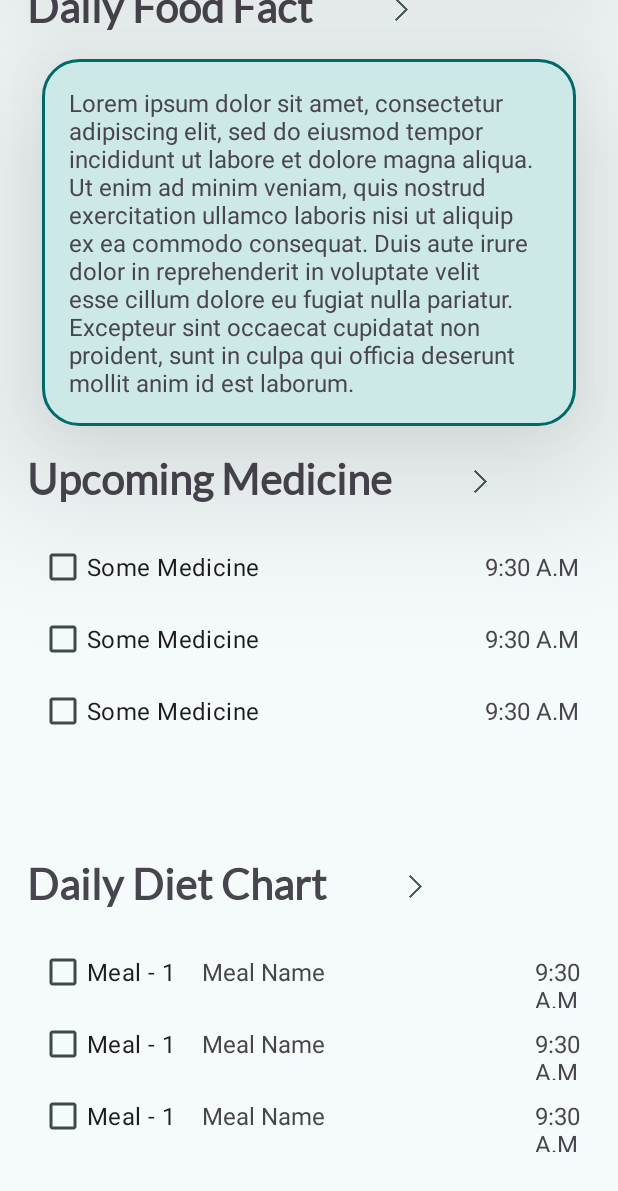
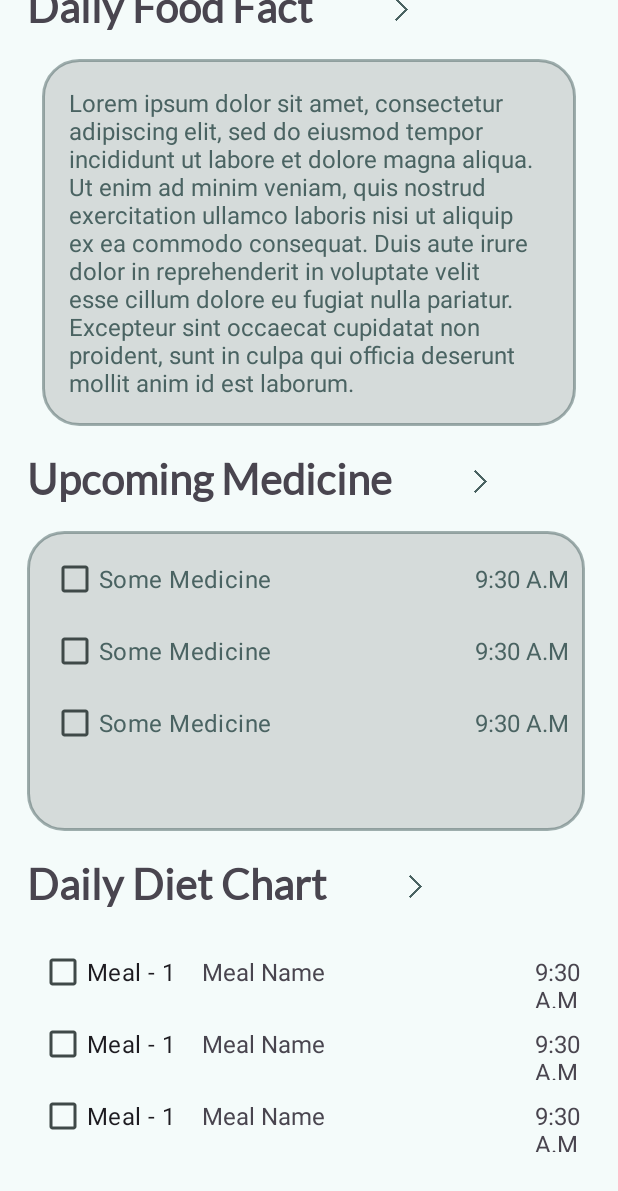
Before and after one commit to Sahil-Mandal15/MedMate, an Android app: the layout fragment_home_screen.xml on its own in the app's theme, with its tools: preview values and no code run, scrolled down 270 dp, on a phone screen of 412 x 824 dp. Shown: the top 1191 px of the screen. Run offline under Robolectric (Android 15) with nearby library versions, the phone set to English and light mode, and no system bars; network calls fail.

Commit message:
random updates

```diff
--- a/app/src/main/res/drawable/circle_background.xml
+++ /dev/null
@@ -1,8 +0,0 @@
-<?xml version="1.0" encoding="utf-8"?>
-<shape xmlns:android="http://schemas.android.com/apk/res/android">
-
-    <solid android:color="@color/md_theme_secondaryContainer"/>
-    <corners android:radius="24dp"/>
-    <stroke android:width="2dp" android:color="@color/md_theme_primary"/>
-
-</shape>
--- /dev/null
+++ b/app/src/main/res/drawable/primary_circle_background.xml
@@ -0,0 +1,8 @@
+<?xml version="1.0" encoding="utf-8"?>
+<shape xmlns:android="http://schemas.android.com/apk/res/android">
+
+    <solid android:color="@color/md_theme_tertiaryContainer"/>
+    <corners android:radius="24dp"/>
+    <stroke android:width="1dp" android:color="@color/md_theme_secondary_transparent"/>
+
+</shape>
--- a/app/src/main/res/drawable/rounded_button.xml
+++ b/app/src/main/res/drawable/rounded_button.xml
@@ -1,6 +1,6 @@
 <?xml version="1.0" encoding="utf-8"?>
 <shape xmlns:android="http://schemas.android.com/apk/res/android">
-    <solid android:color="@color/md_theme_primaryContainer"/>
+    <solid android:color="@color/md_theme_secondaryContainer"/>
     <corners android:radius="20dp"/>
-    <stroke android:width="3dp" android:color="@color/md_theme_primary"/>
+    <stroke android:width="1dp" android:color="@color/md_theme_tertiary"/>
 </shape>
--- /dev/null
+++ b/app/src/main/res/drawable/secondary_circle_background.xml
@@ -0,0 +1,8 @@
+<?xml version="1.0" encoding="utf-8"?>
+<shape xmlns:android="http://schemas.android.com/apk/res/android">
+
+    <solid android:color="@color/md_theme_surfaceDim"/>
+    <corners android:radius="24dp"/>
+    <stroke android:width="2dp" android:color="@color/md_theme_secondary_transparent"/>
+
+</shape>
--- a/app/src/main/res/layout/fragment_home_screen.xml
+++ b/app/src/main/res/layout/fragment_home_screen.xml
@@ -4,16 +4,15 @@
     android:layout_width="match_parent"
     android:layout_height="match_parent"
     xmlns:app="http://schemas.android.com/apk/res-auto"
-    android:background="@color/md_theme_background"
     tools:context=".view.fragments.HomeScreenFragment">
 
     <!-- TODO: Update blank fragment layout -->
 
     <androidx.constraintlayout.widget.ConstraintLayout
-        android:background="@color/md_theme_background"
         tools:context=".view.fragments.HomeScreenFragment"
         android:layout_height="wrap_content"
-        android:layout_width="match_parent">
+        android:layout_width="match_parent"
+        android:background="@color/md_theme_surface">
 
     <LinearLayout
         android:id="@+id/ll_userInfo"
@@ -37,7 +36,6 @@
                 android:layout_height="wrap_content"
                 android:text="Hello"
                 android:textSize="20sp"
-                android:fontFamily="@font/lato"
                 android:textStyle="bold"/>
 
             <androidx.appcompat.widget.AppCompatTextView
@@ -47,6 +45,7 @@
                 android:text="Name"
                 android:layout_marginStart="12dp"
                 android:textSize="28sp"
+                android:textColor="@color/md_theme_primary"
                 android:fontFamily="@font/lato"
                 android:textStyle="bold"/>
 
@@ -84,7 +83,7 @@
         android:layout_margin="28dp"
         android:padding="18dp"
         android:elevation="64dp"
-        android:background="@drawable/circle_background"
+        android:background="@drawable/primary_circle_background"
             android:visibility="visible"
         app:layout_constraintTop_toBottomOf="@id/ll_userInfo"
         app:layout_constraintStart_toStartOf="parent"
@@ -96,6 +95,7 @@
             android:fontFamily="@font/lato"
             android:gravity="center"
             android:text="Introducing MedMate AI"
+            android:textColor="@color/md_theme_primary"
             android:textSize="28sp"
             android:textStyle="bold"/>
 
@@ -104,17 +104,21 @@
             android:layout_height="wrap_content"
             android:gravity="center"
             android:text="Get personalized medical assistance."
+            android:textColor="@color/md_theme_secondary"
             android:textSize="16sp"
             android:textStyle="italic"/>
 
         <androidx.appcompat.widget.AppCompatButton
+            android:id="@+id/btn_getStartedAi"
             android:layout_width="wrap_content"
             android:layout_height="wrap_content"
             android:layout_gravity="center"
             android:layout_marginTop="18sp"
             android:padding="12dp"
+            android:elevation="24dp"
             android:background="@drawable/rounded_button"
             android:text="Get Started"
+            android:textColor="@color/md_theme_primary"
             android:textStyle="bold"/>
 
     </LinearLayout>
@@ -163,7 +167,7 @@
             android:layout_marginEnd="28dp"
             android:padding="18dp"
             android:elevation="64dp"
-            android:background="@drawable/circle_background"
+            android:background="@drawable/secondary_circle_background"
             app:layout_constraintTop_toBottomOf="@id/cl_dffTitle"
             app:layout_constraintStart_toStartOf="parent"
             app:layout_constraintEnd_toEndOf="parent">
@@ -173,6 +177,7 @@
                 android:layout_width="match_parent"
                 android:layout_height="wrap_content"
                 android:text="Lorem ipsum dolor sit amet, consectetur adipiscing elit, sed do eiusmod tempor incididunt ut labore et dolore magna aliqua. Ut enim ad minim veniam, quis nostrud exercitation ullamco laboris nisi ut aliquip ex ea commodo consequat. Duis aute irure dolor in reprehenderit in voluptate velit esse cillum dolore eu fugiat nulla pariatur. Excepteur sint occaecat cupidatat non proident, sunt in culpa qui officia deserunt mollit anim id est laborum."
+                android:textColor="@color/md_theme_secondary"
                 android:textSize="16sp"/>
 
         </LinearLayout>
@@ -218,6 +223,8 @@
             android:layout_marginTop="18dp"
             android:layout_marginStart="18dp"
             android:layout_marginEnd="22dp"
+            android:padding="8dp"
+            android:background="@drawable/secondary_circle_background"
             tools:listitem="@layout/item_upcoming_medicine"
             app:layout_constraintTop_toBottomOf="@id/cl_medTitle"
             app:layout_constraintStart_toStartOf="parent"
--- a/app/src/main/res/layout/fragment_landing_screen.xml
+++ b/app/src/main/res/layout/fragment_landing_screen.xml
@@ -4,7 +4,7 @@
     android:layout_width="match_parent"
     android:layout_height="match_parent"
     xmlns:app="http://schemas.android.com/apk/res-auto"
-    android:background="@color/md_theme_background"
+    android:background="@color/md_theme_surface"
     tools:context=".view.fragments.LandingScreenFragment">
 
     <!-- TODO: Update blank fragment layout -->
--- a/app/src/main/res/layout/item_upcoming_medicine.xml
+++ b/app/src/main/res/layout/item_upcoming_medicine.xml
@@ -9,13 +9,15 @@
         android:layout_height="wrap_content"
         android:layout_marginStart="8dp"
         android:text="Some Medicine"
+        android:textColor="@color/md_theme_secondary"
         android:textSize="16sp"/>
 
     <androidx.appcompat.widget.AppCompatTextView
         android:layout_width="wrap_content"
         android:layout_height="wrap_content"
-        android:layout_marginStart="150dp"
+        android:layout_marginStart="135dp"
         android:text="9:30 A.M"
+        android:textColor="@color/md_theme_secondary"
         android:textSize="16sp"/>
 
 </LinearLayout>
--- a/app/src/main/res/values-night/themes.xml
+++ b/app/src/main/res/values-night/themes.xml
@@ -1,5 +1,5 @@
 <resources>
-    <style name="AppTheme" parent="Theme.Material3.Dark.NoActionBar">
+    <style name="AppTheme" parent="Theme.Material3.DayNight.NoActionBar">
         <item name="colorPrimary">@color/md_theme_primary</item>
         <item name="colorOnPrimary">@color/md_theme_onPrimary</item>
         <item name="colorPrimaryContainer">@color/md_theme_primaryContainer</item>
@@ -46,5 +46,7 @@
         <item name="colorSurfaceContainer">@color/md_theme_surfaceContainer</item>
         <item name="colorSurfaceContainerHigh">@color/md_theme_surfaceContainerHigh</item>
         <item name="colorSurfaceContainerHighest">@color/md_theme_surfaceContainerHighest</item>
+        <item name="android:statusBarColor">@android:color/transparent</item>
+
     </style>
 </resources>
--- a/app/src/main/res/values/colors.xml
+++ b/app/src/main/res/values/colors.xml
@@ -140,4 +140,6 @@
     <color name="md_theme_surfaceContainer_highContrast">#DDE4E3</color>
     <color name="md_theme_surfaceContainerHigh_highContrast">#CFD6D5</color>
     <color name="md_theme_surfaceContainerHighest_highContrast">#C1C8C7</color>
+
+    <color name="md_theme_secondary_transparent">#804a6362</color>
 </resources>
--- a/app/src/main/res/values/themes.xml
+++ b/app/src/main/res/values/themes.xml
@@ -1,5 +1,5 @@
 <resources>
-    <style name="AppTheme" parent="Theme.Material3.Light.NoActionBar">
+    <style name="AppTheme" parent="Theme.Material3.DayNight.NoActionBar">
         <item name="colorPrimary">@color/md_theme_primary</item>
         <item name="colorOnPrimary">@color/md_theme_onPrimary</item>
         <item name="colorPrimaryContainer">@color/md_theme_primaryContainer</item>
@@ -46,5 +46,6 @@
         <item name="colorSurfaceContainer">@color/md_theme_surfaceContainer</item>
         <item name="colorSurfaceContainerHigh">@color/md_theme_surfaceContainerHigh</item>
         <item name="colorSurfaceContainerHighest">@color/md_theme_surfaceContainerHighest</item>
+        <item name="android:statusBarColor">@android:color/transparent</item>
     </style>
 </resources>
```
Also changed, not shown: app/src/main/java/com/sahilm/medmate/view/fragments/ChatBotFragment.kt (+6 -41 lines), app/src/main/java/com/sahilm/medmate/view/fragments/HomeScreenFragment.kt (+12 -0 lines), app/src/main/res/layout/fragment_auth_screen.xml (+8 -5 lines), app/src/main/res/layout/fragment_bottom_nav.xml (+5 -5 lines), app/src/main/res/navigation/nav_graph.xml (+8 -0 lines), 1 other file.
